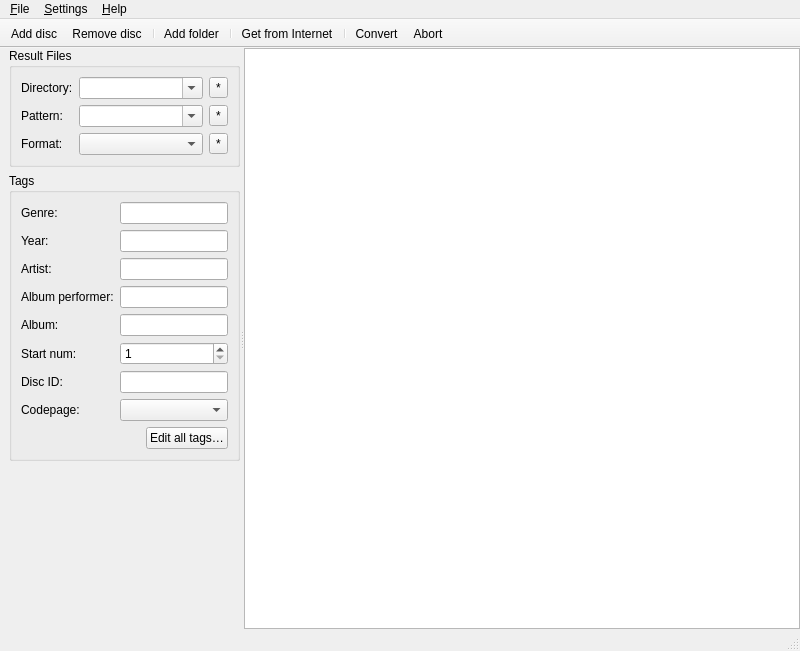
This is gui/mainwindow.ui in flacon/flacon as Qt 5 draws it before an edit. The edited form follows.
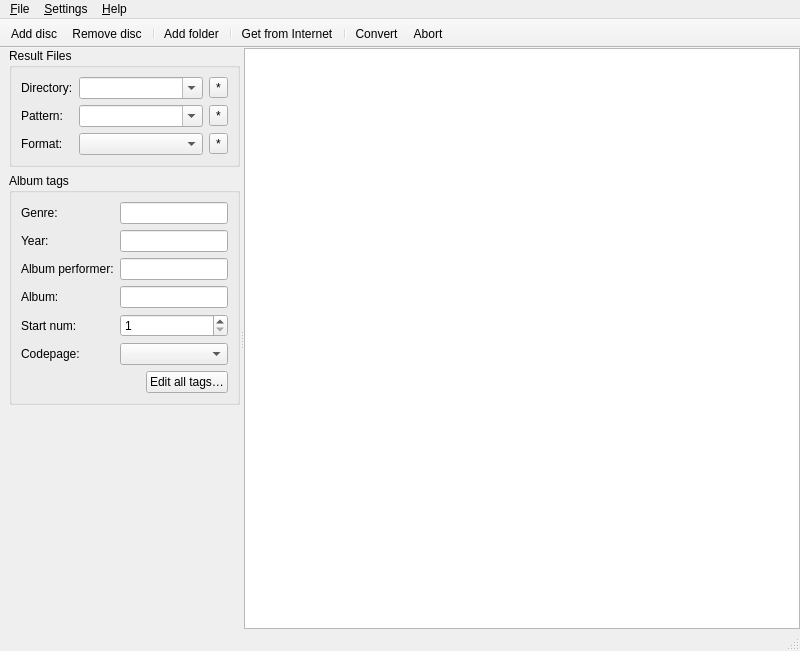
This is the edited form. Custom widgets are drawn as their Qt base class.

Diff of the .ui file:
```diff
--- a/gui/mainwindow.ui
+++ b/gui/mainwindow.ui
@@ -160,33 +160,76 @@
            </sizepolicy>
           </property>
           <property name="title">
-           <string>Tags</string>
+           <string>Album tags</string>
           </property>
           <layout class="QGridLayout" name="formLayout">
+           <item row="3" column="1" colspan="2">
+            <widget class="MultiValuesLineEdit" name="tagAlbumEdit"/>
+           </item>
+           <item row="0" column="0">
+            <widget class="QLabel" name="tagGenreEditLabel">
+             <property name="text">
+              <string>Genre:</string>
+             </property>
+             <property name="buddy">
+              <cstring>tagGenreEdit</cstring>
+             </property>
+            </widget>
+           </item>
+           <item row="4" column="1" colspan="2">
+            <widget class="MultiValuesSpinBox" name="tagStartNumEdit">
+             <property name="minimum">
+              <number>1</number>
+             </property>
+            </widget>
+           </item>
+           <item row="7" column="2">
+            <widget class="QPushButton" name="editTagsButton">
+             <property name="text">
+              <string comment="Button text">Edit all tags…</string>
+             </property>
+            </widget>
+           </item>
+           <item row="0" column="1" colspan="2">
+            <widget class="MultiValuesLineEdit" name="tagGenreEdit"/>
+           </item>
+           <item row="2" column="1" colspan="2">
+            <widget class="MultiValuesLineEdit" name="tagPerformerEdit"/>
+           </item>
            <item row="3" column="0">
-            <widget class="QLabel" name="tagDiscPerformerLabel">
+            <widget class="QLabel" name="tagAlbumEditLabel">
+             <property name="text">
+              <string>Album:</string>
+             </property>
+             <property name="buddy">
+              <cstring>tagAlbumEdit</cstring>
+             </property>
+            </widget>
+           </item>
+           <item row="6" column="0">
+            <widget class="QLabel" name="codepageComboLabel">
+             <property name="text">
+              <string>Codepage:</string>
+             </property>
+             <property name="buddy">
+              <cstring>codepageCombo</cstring>
+             </property>
+            </widget>
+           </item>
+           <item row="2" column="0">
+            <widget class="QLabel" name="tagPerformerLabel">
              <property name="text">
               <string>Album performer:</string>
              </property>
              <property name="buddy">
-              <cstring>tagDiscPerformerEdit</cstring>
+              <cstring>tagPerformerEdit</cstring>
              </property>
             </widget>
            </item>
-           <item row="8" column="1" colspan="2">
+           <item row="6" column="1" colspan="2">
             <widget class="CodePageComboBox" name="codepageCombo"/>
            </item>
-           <item row="3" column="1" colspan="2">
-            <widget class="TagLineEdit" name="tagDiscPerformerEdit"/>
-           </item>
-           <item row="7" column="1" colspan="2">
-            <widget class="TagLineEdit" name="tagDiscIdEdit">
-             <property name="readOnly">
-              <bool>false</bool>
-             </property>
-            </widget>
-           </item>
-           <item row="5" column="0">
+           <item row="4" column="0">
             <widget class="QLabel" name="tagStartNumEditLabel">
              <property name="toolTip">
               <string/>
@@ -199,24 +242,8 @@
              </property>
             </widget>
            </item>
-           <item row="4" column="1" colspan="2">
-            <widget class="TagLineEdit" name="tagAlbumEdit"/>
-           </item>
-           <item row="7" column="0">
-            <widget class="QLabel" name="tagDiscIdEditLabel">
-             <property name="text">
-              <string>Disc ID:</string>
-             </property>
-             <property name="buddy">
-              <cstring>tagDiscIdEdit</cstring>
-             </property>
-            </widget>
-           </item>
-           <item row="0" column="1" colspan="2">
-            <widget class="TagLineEdit" name="tagGenreEdit"/>
-           </item>
            <item row="1" column="1" colspan="2">
-            <widget class="TagLineEdit" name="tagYearEdit">
+            <widget class="MultiValuesLineEdit" name="tagYearEdit">
              <property name="minimum" stdset="0">
               <number>1900</number>
              </property>
@@ -225,43 +252,6 @@
              </property>
             </widget>
            </item>
-           <item row="0" column="0">
-            <widget class="QLabel" name="tagGenreEditLabel">
-             <property name="text">
-              <string>Genre:</string>
-             </property>
-             <property name="buddy">
-              <cstring>tagGenreEdit</cstring>
-             </property>
-            </widget>
-           </item>
-           <item row="5" column="1" colspan="2">
-            <widget class="MultiValuesSpinBox" name="tagStartNumEdit">
-             <property name="minimum">
-              <number>1</number>
-             </property>
-            </widget>
-           </item>
-           <item row="2" column="0">
-            <widget class="QLabel" name="tagArtistEditLabel">
-             <property name="text">
-              <string>Artist:</string>
-             </property>
-             <property name="buddy">
-              <cstring>tagArtistEdit</cstring>
-             </property>
-            </widget>
-           </item>
-           <item row="8" column="0">
-            <widget class="QLabel" name="codepageComboLabel">
-             <property name="text">
-              <string>Codepage:</string>
-             </property>
-             <property name="buddy">
-              <cstring>codepageCombo</cstring>
-             </property>
-            </widget>
-           </item>
            <item row="1" column="0">
             <widget class="QLabel" name="tagYearEditLabel">
              <property name="text">
@@ -272,26 +262,6 @@
              </property>
             </widget>
            </item>
-           <item row="2" column="1" colspan="2">
-            <widget class="TagLineEdit" name="tagArtistEdit"/>
-           </item>
-           <item row="4" column="0">
-            <widget class="QLabel" name="tagAlbumEditLabel">
-             <property name="text">
-              <string>Album:</string>
-             </property>
-             <property name="buddy">
-              <cstring>tagAlbumEdit</cstring>
-             </property>
-            </widget>
-           </item>
-           <item row="9" column="2">
-            <widget class="QPushButton" name="editTagsButton">
-             <property name="text">
-              <string comment="Button text">Edit all tags…</string>
-             </property>
-            </widget>
-           </item>
           </layout>
          </widget>
         </item>
@@ -602,11 +572,6 @@
    <extends>QSpinBox</extends>
    <header>controls.h</header>
   </customwidget>
-  <customwidget>
-   <class>TagLineEdit</class>
-   <extends>QLineEdit</extends>
-   <header>controls.h</header>
-  </customwidget>
   <customwidget>
    <class>OutDirComboBox</class>
    <extends>QComboBox</extends>
@@ -617,6 +582,11 @@
    <extends>QToolButton</extends>
    <header>controls.h</header>
   </customwidget>
+  <customwidget>
+   <class>MultiValuesLineEdit</class>
+   <extends>QLineEdit</extends>
+   <header location="global">controls.h</header>
+  </customwidget>
  </customwidgets>
  <tabstops>
   <tabstop>outDirEdit</tabstop>
```
Left out of the diff: 4 changed lines with no effect on the pictures.
